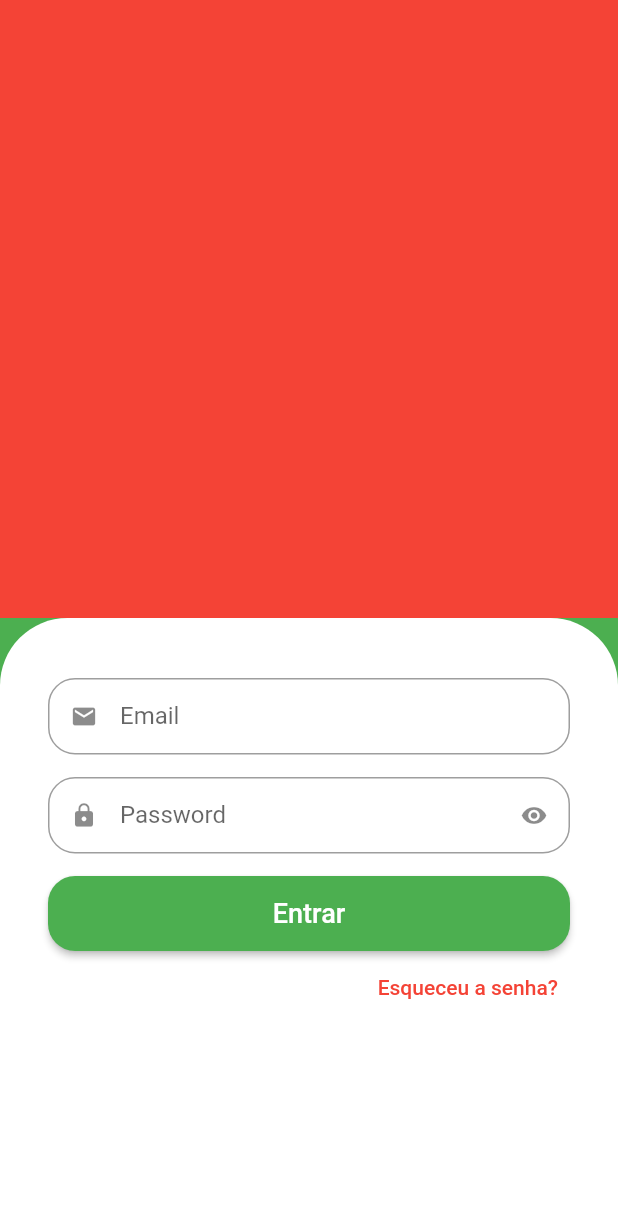
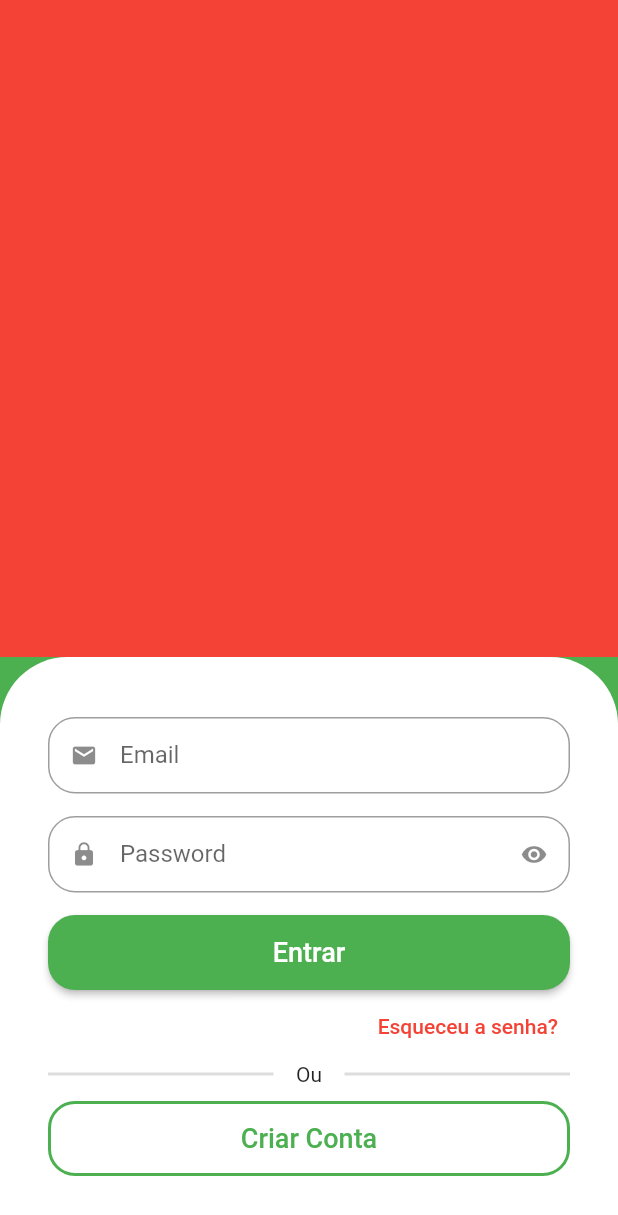
Before and after one commit to lamecksilva/lameco_grocery, a Flutter app: the screen it shows after launch, on a phone screen of 412 x 824 dp. Shown: the top 1215 px of the screen. Run offline on Flutter 3.47's test engine with Material 2 defaults, Android fonts, the phone set to English and light mode, and no system bars.

Commit message:
feat(-botao): Adiciona botão de criar conta e divisor

```diff
--- a/lib/src/auth/sign_in_screen.dart
+++ b/lib/src/auth/sign_in_screen.dart
@@ -14,8 +14,7 @@
             color: Colors.red,
           ),
         ),
-        Expanded(
-            child: Container(
+        Container(
           padding: const EdgeInsets.symmetric(horizontal: 32, vertical: 40),
           decoration: const BoxDecoration(
               color: Colors.white,
@@ -31,6 +30,8 @@
               label: "Password",
               isSecret: true,
             ),
+
+            // Botão entrar
             SizedBox(
                 height: 50,
                 child: ElevatedButton(
@@ -42,6 +43,8 @@
                     print("Entrar");
                   },
                 )),
+
+            // Esqueceu a senha
             Align(
               alignment: Alignment.centerRight,
               child: TextButton(
@@ -50,9 +53,50 @@
                   },
                   child: const Text("Esqueceu a senha?",
                       style: TextStyle(color: Colors.red))),
+            ),
+
+            // Divider
+            Container(
+              padding: const EdgeInsets.only(bottom: 10),
+              child: Row(
+                children: [
+                  Expanded(
+                    child: Divider(
+                      color: Colors.grey.withAlpha(90),
+                      thickness: 2,
+                    ),
+                  ),
+                  const Padding(
+                    padding: EdgeInsets.symmetric(horizontal: 15),
+                    child: Text("Ou"),
+                  ),
+                  Expanded(
+                    child: Divider(
+                      color: Colors.grey.withAlpha(90),
+                      thickness: 2,
+                    ),
+                  )
+                ],
+              ),
+            ),
+
+            SizedBox(
+              height: 50,
+              child: OutlinedButton(
+                  style: OutlinedButton.styleFrom(
+                      shape: RoundedRectangleBorder(
+                          borderRadius: BorderRadius.circular(18)),
+                      side: const BorderSide(width: 2, color: Colors.green)),
+                  onPressed: () {
+                    print("Criar Conta");
+                  },
+                  child: const Text(
+                    "Criar Conta",
+                    style: TextStyle(fontSize: 18),
+                  )),
             )
           ]),
-        ))
+        )
       ]),
     );
   }
```
